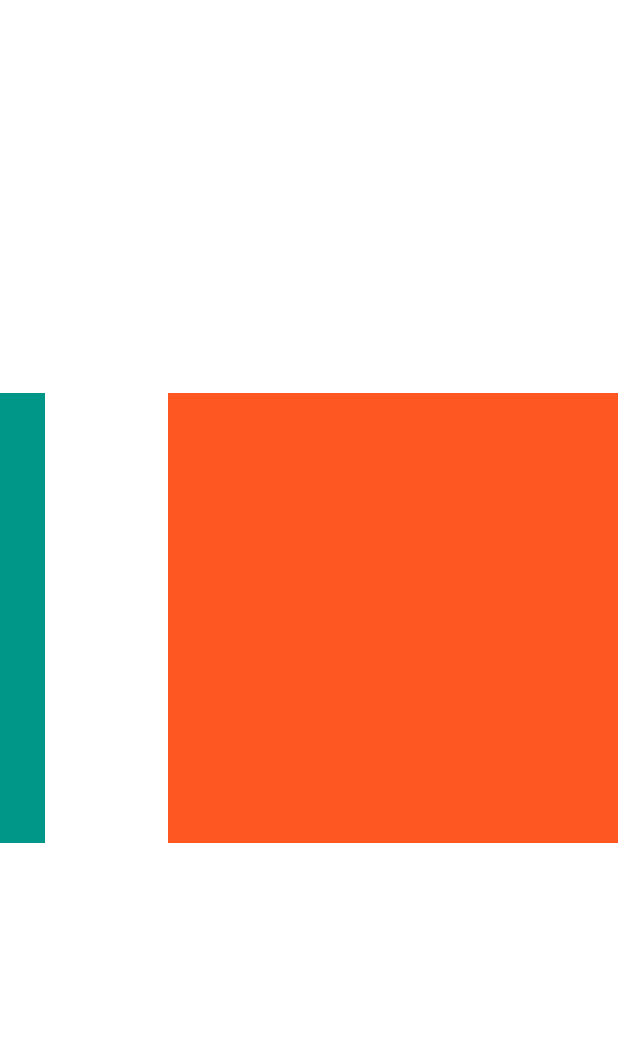
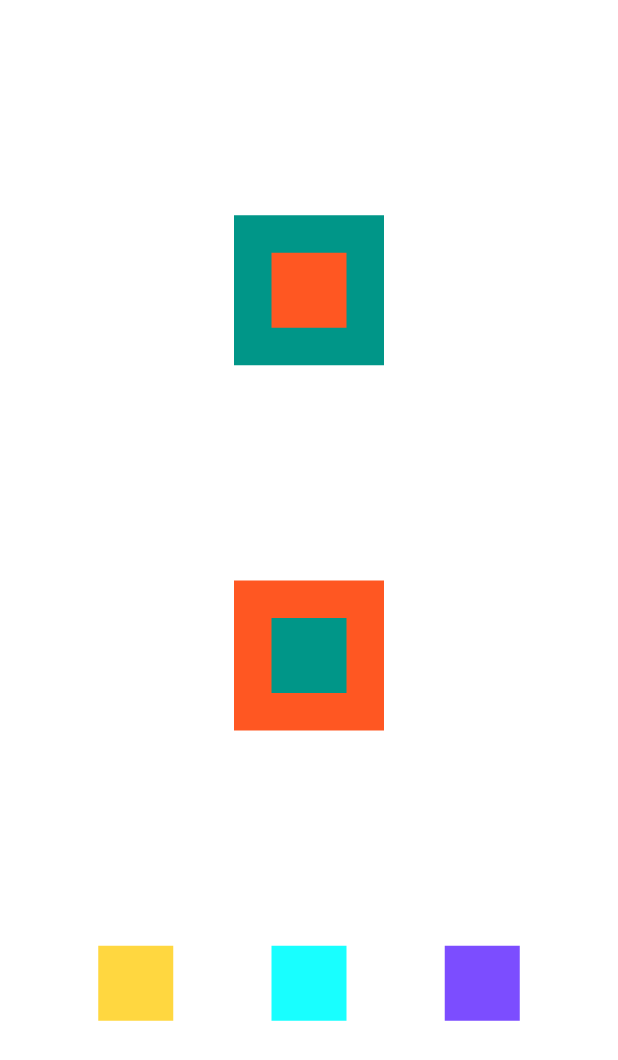
Before and after one commit to antoniolisboa/first_project, a Flutter app: the screen it shows after launch, on a phone screen of 412 x 824 dp. Shown: the top 1060 px of the screen. Run offline on Flutter 3.47's test engine with Material 2 defaults, Android fonts, the phone set to English and light mode, and no system bars.

Commit message:
Aplicando os Wedgets conhecidos até o momento

```diff
--- a/lib/main.dart
+++ b/lib/main.dart
@@ -15,19 +15,60 @@ class MyApp extends StatelessWidget {
       theme: ThemeData(
         primarySwatch: Colors.blue,
       ),
-      home: Row(
-        mainAxisAlignment: MainAxisAlignment.spaceBetween,
+      home: Column(
+        mainAxisAlignment: MainAxisAlignment.spaceEvenly,
+        crossAxisAlignment: CrossAxisAlignment.center,
         children: [
-          Container(
-            color: Colors.teal,
-            height: 300,
-            width: 30,
+          Stack(
+            alignment: AlignmentDirectional.center,
+            children: [
+              Container(
+                color: Colors.teal,
+                height: 100,
+                width: 100,
+              ),
+              Container(
+                color: Colors.deepOrange,
+                height: 50,
+                width: 50,
+              ),
+            ],
           ),
-          Container(
-            color: Colors.deepOrange,
-            height: 300,
-            width: 300,
-          )
+          Stack(
+            alignment: AlignmentDirectional.center,
+            children: [
+              Container(
+                color: Colors.deepOrange,
+                height: 100,
+                width: 100,
+              ),
+              Container(
+                color: Colors.teal,
+                height: 50,
+                width: 50,
+              ),
+            ],
+          ),
+          Row(
+            mainAxisAlignment: MainAxisAlignment.spaceEvenly,
+            children: [
+              Container(
+                color: Colors.amberAccent,
+                height: 50,
+                width: 50,
+              ),
+              Container(
+                color: Colors.cyanAccent,
+                height: 50,
+                width: 50,
+              ),
+              Container(
+                color: Colors.deepPurpleAccent,
+                height: 50,
+                width: 50,
+              ),
+            ],
+          ),
         ],
       ),
     );
```
